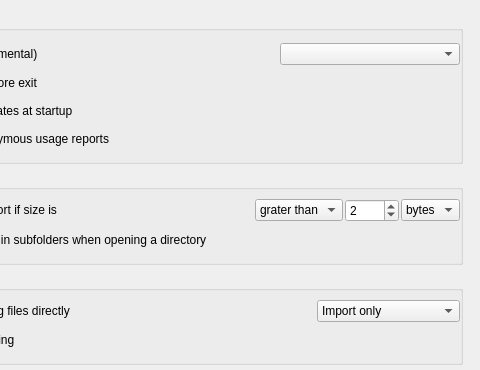
This is views/PreferencesDialog.ui in Lymphatus/caesium-image-compressor as Qt 5 draws it before an edit; both pictures show x 311 to 791 and y 0 to 370 of the 791 by 477 pixel window. The edited form follows.
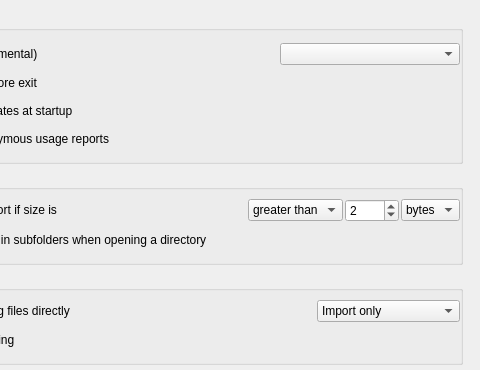
This is the edited form. Icons and pictures are not drawn.

The edit to the form file:
```diff
--- a/views/PreferencesDialog.ui
+++ b/views/PreferencesDialog.ui
@@ -363,7 +363,7 @@
                 </property>
                 <item>
                  <property name="text">
-                  <string>grater than</string>
+                  <string>greater than</string>
                  </property>
                 </item>
                 <item>
```
